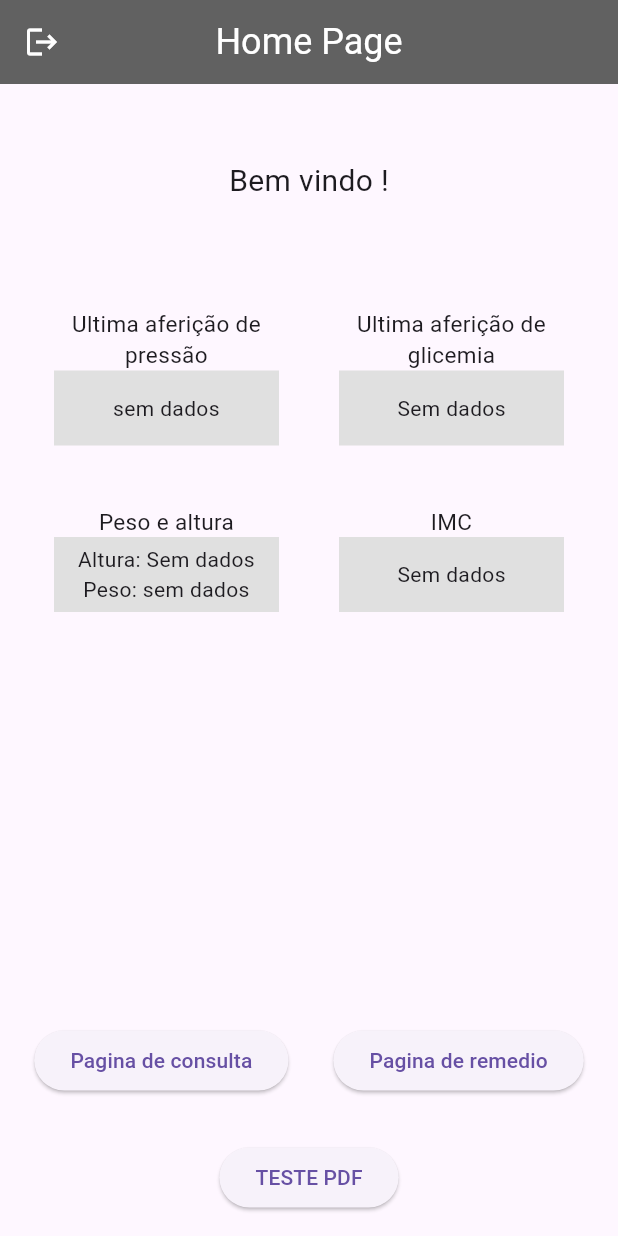
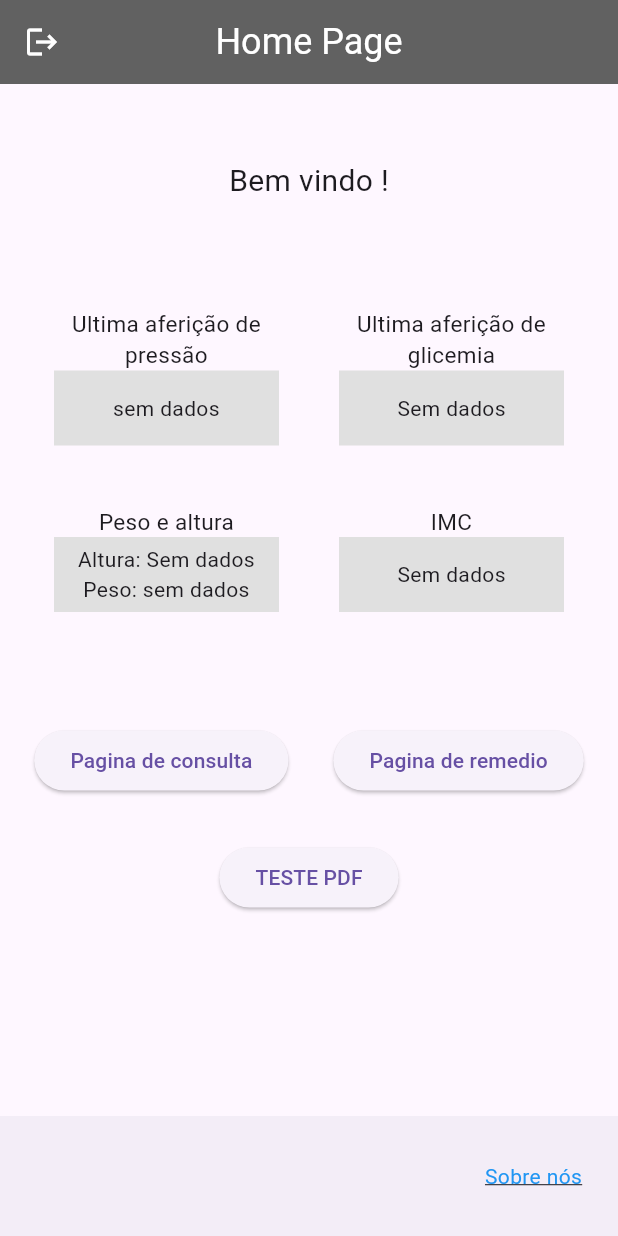
Before and after one commit to pgmaximo/S3_ProjetoIntegrador_SuaSaudeApp, a Flutter app: the screen it shows once a user with an empty profile is signed in, on a phone screen of 412 x 824 dp. Run offline on Flutter 3.47's test engine with Material 3 defaults, Android fonts, the phone set to English and light mode, and no system bars; our stand-ins replace cloud_firestore, firebase_auth, firebase_core, google_sign_in, hive, hive_flutter and 1 more; missing offline and left inert: syncfusion_flutter_pdf; accounts and stored records are empty.

```diff
--- a/lib/pages/home_page.dart
+++ b/lib/pages/home_page.dart
@@ -5,7 +5,7 @@ import 'package:teste_firebase/components/box_info_home.dart';
 import 'package:teste_firebase/services/usuario_service.dart';
 
 class HomePage extends StatefulWidget {
-  HomePage({super.key});
+  const HomePage({super.key});
 
   @override
   State<HomePage> createState() => _HomePageState();
@@ -23,7 +23,8 @@ class _HomePageState extends State<HomePage> {
         logout: true,
         rota: "",
       ),
-        body: Center(
+      body: SingleChildScrollView(
+        child: Center(
           child: Column(
             mainAxisAlignment: MainAxisAlignment.center,
             crossAxisAlignment: CrossAxisAlignment.center,
@@ -72,7 +73,8 @@ class _HomePageState extends State<HomePage> {
                         documentId: user.email!,
                         campo: "altura",
                       ),
-                      ]),
+                    ],
+                  ),
 
                   // coluna para exibir glicemia e IMC
                   Column(
@@ -82,14 +84,17 @@ class _HomePageState extends State<HomePage> {
                       BoxInfo(
                         textoTitulo: "Ultima aferição de glicemia",
                         documentId: user.email!,
-                            campo: "glicemia"),
+                        campo: "glicemia",
+                      ),
 
                       // quadrado IMC
                       BoxInfo(
                         textoTitulo: "IMC",
                         documentId: user.email!,
-                            campo: "IMC"),
-                      ]),
+                        campo: "IMC",
+                      ),
+                    ],
+                  ),
                 ],
               ),
 
@@ -101,8 +106,7 @@ class _HomePageState extends State<HomePage> {
                 height: 20,
               ),
 
-              Expanded(
-                child: Column(
+              Column(
                 mainAxisAlignment: MainAxisAlignment.end,
                 children: [
                   Wrap(
@@ -112,10 +116,10 @@ class _HomePageState extends State<HomePage> {
                         padding: const EdgeInsets.all(15.0),
                         child: ElevatedButton(
                           onPressed: () {
-                                Navigator.pushNamed(
-                                    context, '/specialty_consulta');
+                            Navigator.pushNamed(context, '/specialty_consulta');
                           },
-                              child: const Text('Pagina de consulta')),
+                          child: const Text('Pagina de consulta'),
+                        ),
                       ),
                       // const SizedBox(height: 20),
                       Padding(
@@ -124,7 +128,8 @@ class _HomePageState extends State<HomePage> {
                           onPressed: () {
                             Navigator.pushNamed(context, '/remedios_page');
                           },
-                              child: const Text('Pagina de remedio')),
+                          child: const Text('Pagina de remedio'),
+                        ),
                       ),
                       // const SizedBox(height: 50,),
                       Padding(
@@ -133,15 +138,58 @@ class _HomePageState extends State<HomePage> {
                           onPressed: () {
                             Navigator.pushNamed(context, '/lerpdf_page');
                           },
-                              child: const Text('TESTE PDF')),
+                          child: const Text('TESTE PDF'),
+                        ),
+                      ),
+                    ],
                   ),
                 ],
               ),
             ],
           ),
         ),
+      ),
+      bottomNavigationBar: BottomAppBar(
+        child: Padding(
+          padding: const EdgeInsets.all(8.0),
+          child: GestureDetector(
+            onTap: () {
+              showDialog(
+                context: context,
+                builder: (context) {
+                  return AlertDialog(
+                    title: const Text("Sobre nós"),
+                    content: const Text(
+                        "Nós somos a Sua Saúde, um aplicativo desenvolvido para melhorar a gestão "
+                        "da sua própria saúde e melhorar sua qualidade de vida. Aqui você pode colocar "
+                        "lembretes de consultas, colocar um resumo delas, definir os horários de suas "
+                        "medicações com facilidade, organizar os resultados de seus exames, bem como "
+                        "armazenar uma cópia deles e muito mais"),
+                    actions: [
+                      TextButton(
+                        onPressed: () {
+                          Navigator.of(context).pop();
+                        },
+                        child: const Text("Fechar"),
+                      ),
                     ],
+                  );
+                },
+              );
+            },
+            child:
+                const Row(mainAxisAlignment: MainAxisAlignment.end, children: [
+              Text(
+                "Sobre nós",
+                style: TextStyle(
+                  color: Colors.blue,
+                  decoration: TextDecoration.underline,
                 ),
-        ));
+              ),
+            ]),
+          ),
+        ),
+      ),
+    );
   }
 }
```
Also changed, not shown: lib/pages/TelaDadosHome/glicemia_page.dart (+27 -3 lines), lib/pages/TelaDadosHome/peso_page.dart (+27 -3 lines), lib/pages/TelaDadosHome/pressao_page.dart (+29 -36 lines), lib/services/usuario_service.dart (+74 -3 lines). Lines whose indentation alone changed are shown as unchanged.
